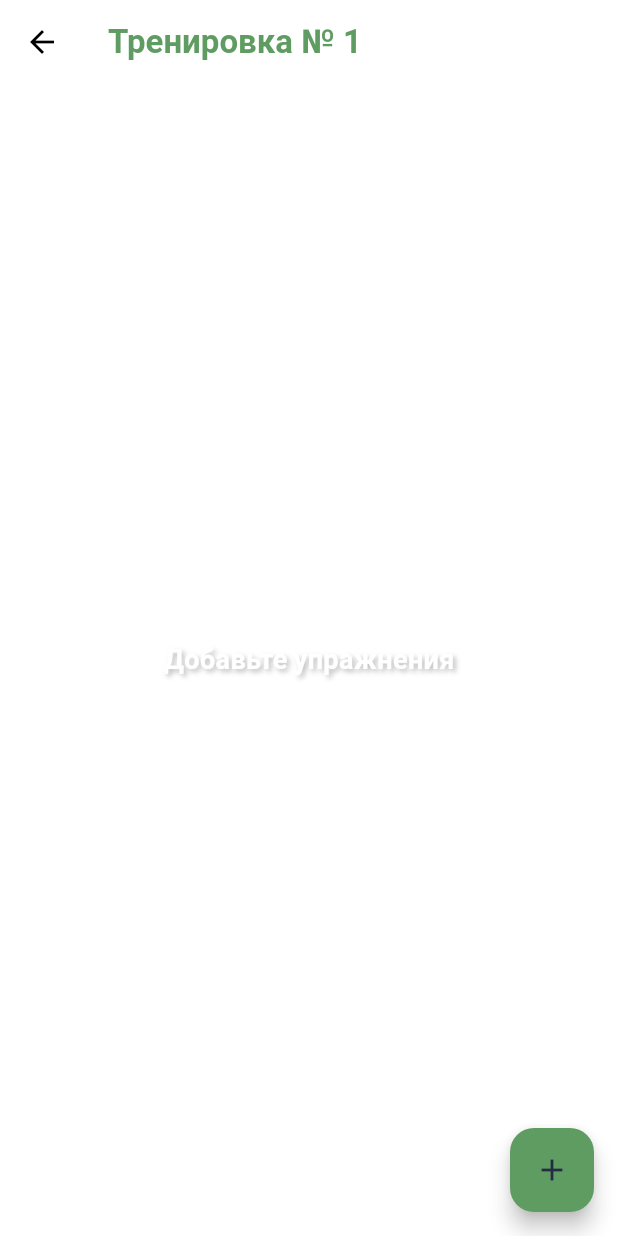
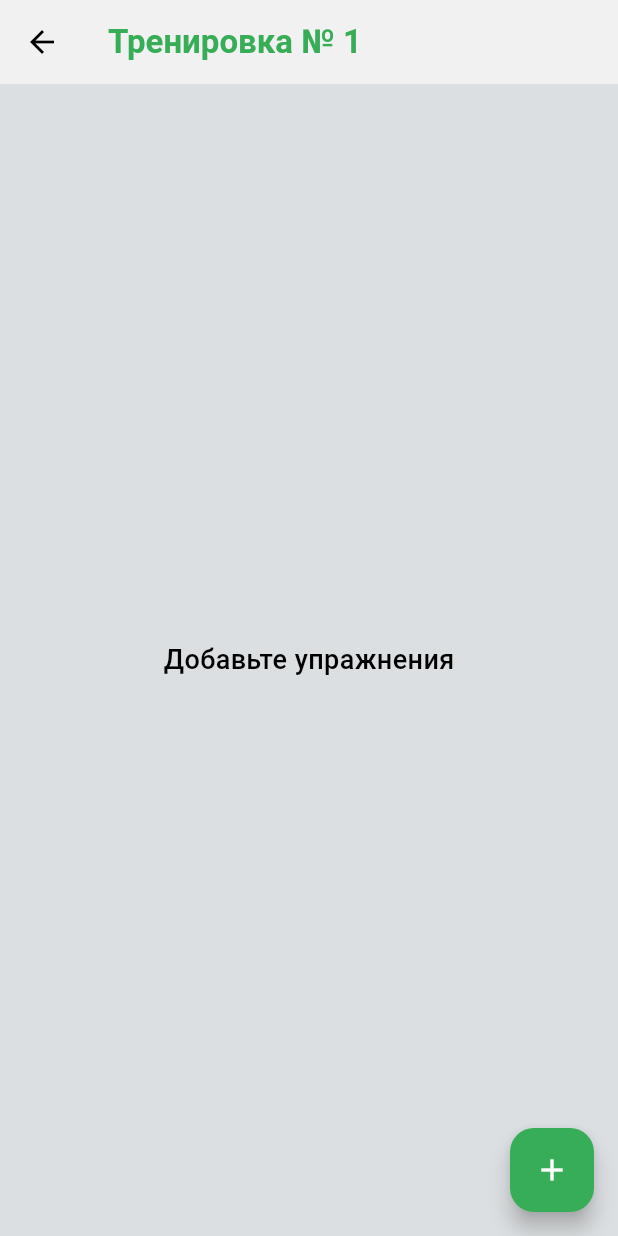
Before and after one commit to smthm0re/beast_training, a Flutter app: the screen it shows after launch, after a tap on an icon or button, on a phone screen of 412 x 824 dp. Run offline on Flutter 3.47's test engine with Material 3 defaults, Android fonts, the light colour scheme and no system bars; our stand-ins replace flutter_slidable, flutter_svg, hive_flutter; accounts and stored records are empty.

Commit message:
Исправления.

```diff
--- a/lib/pages/training_list_screen.dart
+++ b/lib/pages/training_list_screen.dart
@@ -75,7 +75,7 @@ class _TrainingListScreenState extends State<TrainingListScreen> {
       floatingActionButton: FloatingActionButton(
         onPressed: addTraining,
         tooltip: 'Добавить тренировку',
-        child: const Icon(Icons.add),
+        child: const Icon(Icons.add_circle),
       ),
     );
   }
--- a/lib/theme.dart
+++ b/lib/theme.dart
@@ -3,50 +3,36 @@ import 'package:flutter/material.dart';
 final theme = ThemeData(
   primarySwatch: Colors.red,
   listTileTheme: const ListTileThemeData(
-    iconColor: Color.fromARGB(255, 255, 255, 255),
-    tileColor: Color.fromARGB(255, 34, 45, 67),
+    iconColor: Color.fromARGB(255, 0, 0, 0),
+    tileColor: Color.fromARGB(255, 241, 241, 241),
   ),
   floatingActionButtonTheme: const FloatingActionButtonThemeData(
-    backgroundColor: Color.fromARGB(255, 95, 156, 98),
-    foregroundColor: Color.fromARGB(255, 34, 45, 67),
+    backgroundColor: Color.fromARGB(255, 55, 173, 87),
+    foregroundColor: Colors.white,
   ),
-  scaffoldBackgroundColor: Colors.white,
+  scaffoldBackgroundColor: const Color.fromARGB(255, 220, 223, 225),
   appBarTheme: const AppBarTheme(
     iconTheme: IconThemeData(
-      color: Colors.black,
+      color: Color.fromARGB(255, 0, 0, 0),
     ),
-    // centerTitle: true,
-    backgroundColor: Colors.white,
+    backgroundColor: Color.fromARGB(255, 241, 241, 241),
     titleTextStyle: TextStyle(
-      color: Color.fromARGB(255, 95, 156, 98),
-      fontWeight: FontWeight.bold,
+      color: Color.fromARGB(255, 55, 173, 87),
+      fontWeight: FontWeight.w600,
       fontSize: 22,
     ),
   ),
   fontFamily: 'Poppins',
   textTheme: TextTheme(
     bodyMedium: const TextStyle(
-      color: Color.fromARGB(255, 255, 255, 255),
+      color: Color.fromARGB(255, 0, 0, 0),
       fontSize: 18,
-      fontWeight: FontWeight.bold,
-      shadows: [
-        Shadow(
-          offset: Offset(2.0, 2.0),
-          blurRadius: 4.0,
-          color: Colors.black26,
-        ),
-      ],
+      fontWeight: FontWeight.w500,
     ),
     bodySmall: const TextStyle(
-      color: Color.fromARGB(255, 199, 207, 214),
-      fontSize: 14,
-      shadows: [
-        Shadow(
-          offset: Offset(2.0, 2.0),
-          blurRadius: 4.0,
-          color: Colors.black26,
-        ),
-      ],
+      color: Color.fromARGB(255, 0, 0, 0),
+      fontSize: 15,
+      fontWeight: FontWeight.w500,
     ),
   ),
 );
--- a/lib/ui-kit/widgets/training_tile_widget.dart
+++ b/lib/ui-kit/widgets/training_tile_widget.dart
@@ -16,25 +16,19 @@ class TrainingTileWidget extends StatelessWidget {
 
   @override
   Widget build(BuildContext context) {
-    return Padding(
-      padding: const EdgeInsets.symmetric(horizontal: 16.0, vertical: 8.0),
-      child: Slidable(
+    return Slidable(
       endActionPane: ActionPane(
-          motion: StretchMotion(),
+        motion: const StretchMotion(),
         children: [
           SlidableAction(
             onPressed: deleteTraining,
             icon: Icons.delete_outline,
             backgroundColor: Colors.red.shade400,
             foregroundColor: Colors.white,
-              borderRadius: BorderRadius.circular(12),
           ),
         ],
       ),
       child: ListTile(
-          shape: RoundedRectangleBorder(
-            borderRadius: BorderRadius.circular(18),
-          ),
         leading: SvgPicture.asset(
           'lib/ui-kit/assets/svg/dumbbell.svg',
           height: 40,
@@ -56,7 +50,6 @@ class TrainingTileWidget extends StatelessWidget {
           );
         },
       ),
-      ),
     );
   }
 }
```
Lines whose indentation alone changed are shown as unchanged.
